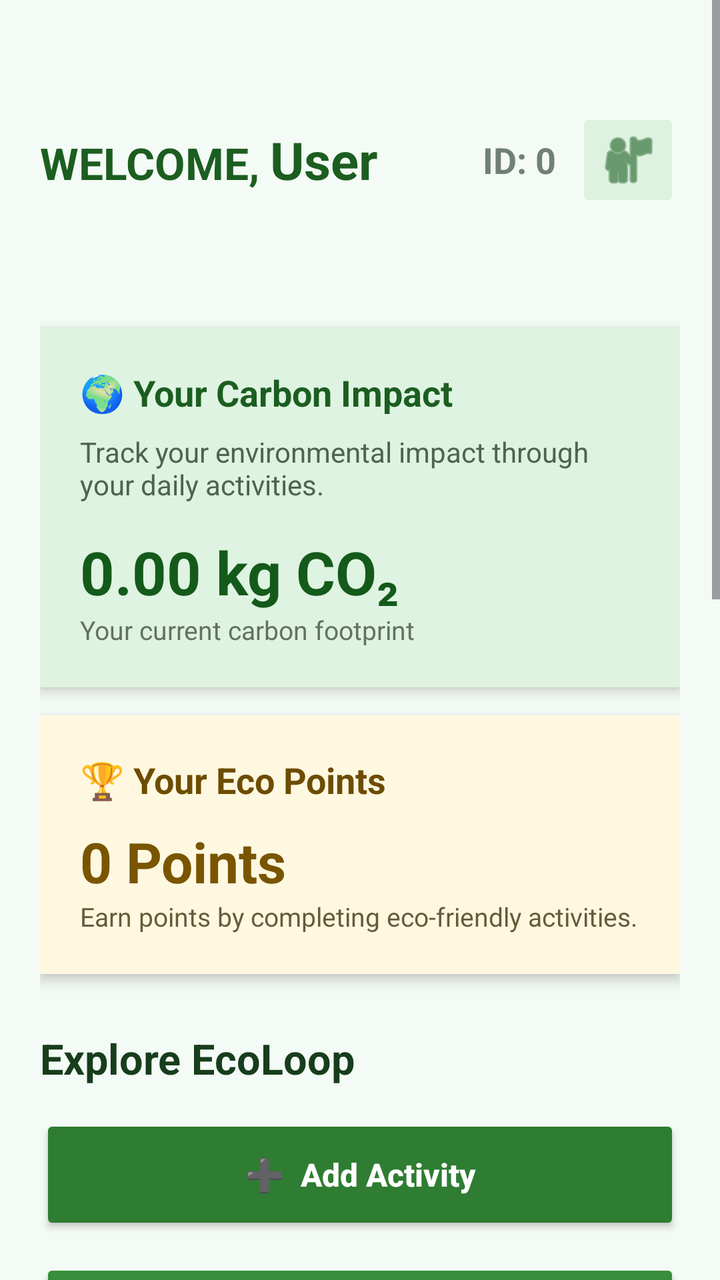
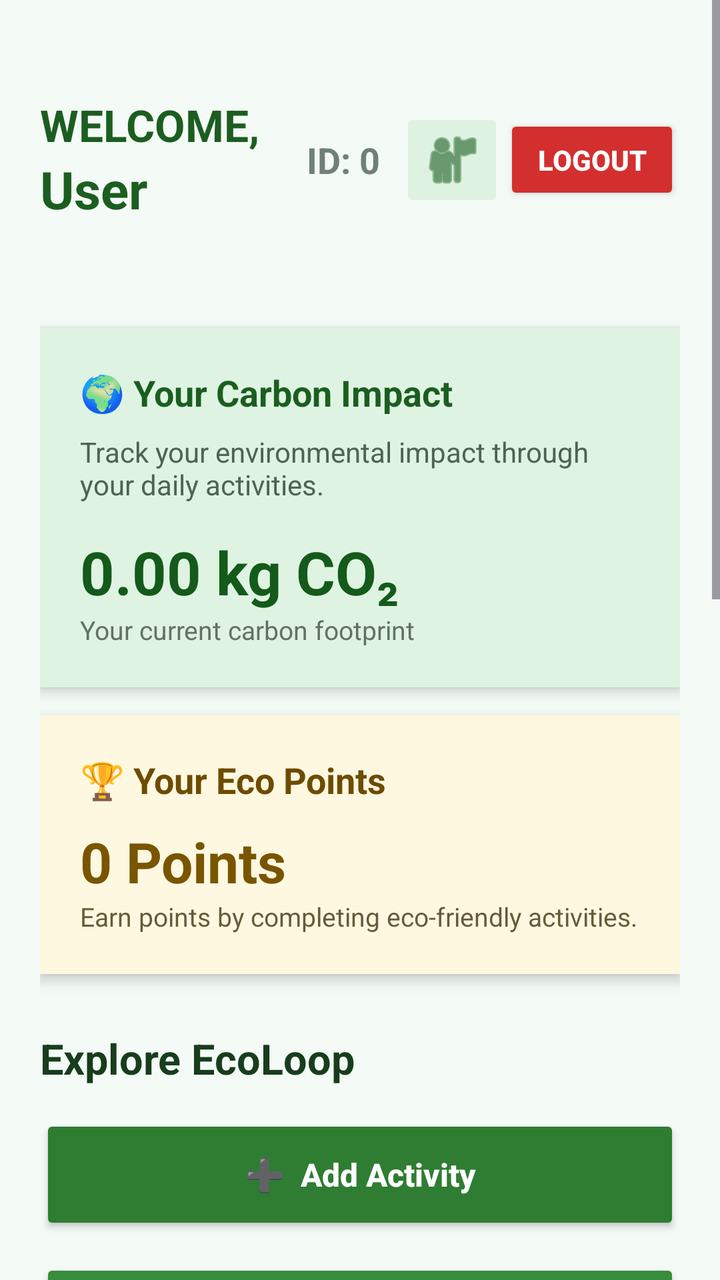

Screens rendered from an Android XML layout before and after an edit, with the pre-edit source and the edit as a unified diff.
<!-- AndroidManifest.xml: application theme Theme.EcoLoop -->
<!-- res/layout/activity_main4.xml -->
<?xml version="1.0" encoding="utf-8"?>
<ScrollView
    xmlns:android="http://schemas.android.com/apk/res/android"
    android:layout_width="match_parent"
    android:layout_height="match_parent"
    android:fillViewport="true"
    android:background="#F4FAF5">

    <LinearLayout
        android:layout_width="match_parent"
        android:layout_height="wrap_content"
        android:orientation="vertical"
        android:padding="20dp">


        
        
        

        <LinearLayout
            android:layout_width="match_parent"
            android:layout_height="120dp"
            android:gravity="center_vertical"
            android:orientation="horizontal">

            <LinearLayout
                android:layout_width="0dp"
                android:layout_height="wrap_content"
                android:layout_weight="1"
                android:orientation="horizontal">

                <TextView
                    android:layout_width="wrap_content"
                    android:layout_height="wrap_content"
                    android:text="WELCOME, "
                    android:textStyle="bold"
                    android:textSize="22sp"
                    android:textColor="#1B5E20" />

                <TextView
                    android:id="@+id/txtUserName"
                    android:layout_width="wrap_content"
                    android:layout_height="wrap_content"
                    android:text="User"
                    android:textColor="#1B5E20"
                    android:textSize="26sp"
                    android:textStyle="bold" />

            </LinearLayout>


            <TextView
                android:id="@+id/txtUserId"
                android:layout_width="wrap_content"
                android:layout_height="wrap_content"
                android:layout_marginEnd="10dp"
                android:text="ID: 0"
                android:textColor="#718074"
                android:textSize="18sp"
                android:textStyle="bold" />


            <ImageButton
                android:id="@+id/btnProfile"
                android:layout_width="52dp"
                android:layout_height="52dp"
                android:backgroundTint="#DDF2E0"
                android:contentDescription="Profile"
                android:padding="12dp"
                android:src="@android:drawable/ic_menu_myplaces"
                android:tint="#1B5E20" />

        </LinearLayout>


        
        
        

        <LinearLayout
            android:layout_width="match_parent"
            android:layout_height="wrap_content"
            android:layout_marginTop="24dp"
            android:background="#DFF3E2"
            android:elevation="4dp"
            android:orientation="vertical"
            android:padding="20dp">

            <TextView
                android:layout_width="wrap_content"
                android:layout_height="wrap_content"
                android:text="🌍 Your Carbon Impact"
                android:textColor="#1B5E20"
                android:textSize="18sp"
                android:textStyle="bold" />

            <TextView
                android:layout_width="match_parent"
                android:layout_height="wrap_content"
                android:layout_marginTop="8dp"
                android:text="Track your environmental impact through your daily activities."
                android:textColor="#4F6353"
                android:textSize="14sp" />

            <TextView
                android:id="@+id/txtCarbonFootprint"
                android:layout_width="wrap_content"
                android:layout_height="wrap_content"
                android:layout_marginTop="14dp"
                android:text="0.00 kg CO₂"
                android:textColor="#145A1A"
                android:textSize="30sp"
                android:textStyle="bold" />

            <TextView
                android:layout_width="wrap_content"
                android:layout_height="wrap_content"
                android:text="Your current carbon footprint"
                android:textColor="#617263"
                android:textSize="13sp" />

        </LinearLayout>


        
        
        

        <LinearLayout
            android:layout_width="match_parent"
            android:layout_height="wrap_content"
            android:layout_marginTop="14dp"
            android:background="#FFF8E1"
            android:elevation="4dp"
            android:orientation="vertical"
            android:padding="20dp">

            <TextView
                android:layout_width="wrap_content"
                android:layout_height="wrap_content"
                android:text="🏆 Your Eco Points"
                android:textColor="#6D4C00"
                android:textSize="18sp"
                android:textStyle="bold" />

            <TextView
                android:id="@+id/txtEarnedPoints"
                android:layout_width="wrap_content"
                android:layout_height="wrap_content"
                android:layout_marginTop="10dp"
                android:text="0 Points"
                android:textColor="#795500"
                android:textSize="28sp"
                android:textStyle="bold" />

            <TextView
                android:layout_width="wrap_content"
                android:layout_height="wrap_content"
                android:text="Earn points by completing eco-friendly activities."
                android:textColor="#665B3A"
                android:textSize="13sp" />

        </LinearLayout>


        
        
        

        <TextView
            android:layout_width="wrap_content"
            android:layout_height="wrap_content"
            android:layout_marginTop="28dp"
            android:text="Explore EcoLoop"
            android:textColor="#173D1C"
            android:textSize="21sp"
            android:textStyle="bold" />


        
        
        

        <Button
            android:id="@+id/btnAddActivity"
            android:layout_width="match_parent"
            android:layout_height="60dp"
            android:layout_marginTop="14dp"
            android:backgroundTint="#2E7D32"
            android:text="➕  Add Activity"
            android:textAllCaps="false"
            android:textColor="#FFFFFF"
            android:textSize="16sp"
            android:textStyle="bold" />


        
        
        

        <Button
            android:id="@+id/btnAIAdvisor"
            android:layout_width="match_parent"
            android:layout_height="60dp"
            android:layout_marginTop="12dp"
            android:backgroundTint="#388E3C"
            android:text="🤖  AI Carbon Advisor"
            android:textAllCaps="false"
            android:textColor="#FFFFFF"
            android:textSize="16sp"
            android:textStyle="bold" />


        
        
        

        <Button
            android:id="@+id/btnCircular"
            android:layout_width="match_parent"
            android:layout_height="60dp"
            android:layout_marginTop="12dp"
            android:backgroundTint="#43A047"
            android:text="♻  Circular Actions"
            android:textAllCaps="false"
            android:textColor="#FFFFFF"
            android:textSize="16sp"
            android:textStyle="bold" />


        
        
        

        <Button
            android:id="@+id/btnBeforeBuy"
            android:layout_width="match_parent"
            android:layout_height="60dp"
            android:layout_marginTop="12dp"
            android:backgroundTint="#558B2F"
            android:text="🛒  Before You Buy"
            android:textAllCaps="false"
            android:textColor="#FFFFFF"
            android:textSize="16sp"
            android:textStyle="bold" />


        
        
        

        <Button
            android:id="@+id/btnRecycling"
            android:layout_width="match_parent"
            android:layout_height="60dp"
            android:layout_marginTop="12dp"
            android:backgroundTint="#689F38"
            android:text="♻  Recycling Map"
            android:textAllCaps="false"
            android:textColor="#FFFFFF"
            android:textSize="16sp"
            android:textStyle="bold" />


        
        
        

        <Button
            android:id="@+id/btnChallenges"
            android:layout_width="match_parent"
            android:layout_height="60dp"
            android:layout_marginTop="12dp"
            android:backgroundTint="#7CB342"
            android:text="🏆  Eco Challenges"
            android:textAllCaps="false"
            android:textColor="#FFFFFF"
            android:textSize="16sp"
            android:textStyle="bold" />


        
        
        

        <LinearLayout
            android:layout_width="match_parent"
            android:layout_height="wrap_content"
            android:layout_marginTop="20dp"
            android:background="#E8F5E9"
            android:elevation="3dp"
            android:orientation="vertical"
            android:padding="18dp">

            <TextView
                android:layout_width="match_parent"
                android:layout_height="wrap_content"
                android:text="📋 EcoLoop Guidelines"
                android:textColor="#1B5E20"
                android:textSize="19sp"
                android:textStyle="bold" />

            <TextView
                android:layout_width="match_parent"
                android:layout_height="wrap_content"
                android:layout_marginTop="10dp"
                android:text="Use genuine information and valid proof for all circular activities.&#10;&#10;Carbon footprint and government benefits are estimated/eligibility-based and may vary.&#10;&#10;Follow local recycling rules and use authorized recycling facilities.&#10;&#10;Small actions, when done consistently, create a bigger impact. 🌱♻️"
                android:textColor="#455A64"
                android:textSize="14sp"
                android:lineSpacingExtra="3dp" />

        </LinearLayout>


        
        
        

        <TextView
            android:layout_width="match_parent"
            android:layout_height="wrap_content"
            android:layout_marginTop="28dp"
            android:layout_marginBottom="20dp"
            android:gravity="center"
            android:text="🌱 Small actions • Better future • EcoLoop"
            android:textColor="#718074"
            android:textSize="13sp" />

    </LinearLayout>

</ScrollView>
<!-- resources referenced by this layout -->
<resources>
  <style name="Theme.EcoLoop" parent="Base.Theme.EcoLoop" />
  <style name="Base.Theme.EcoLoop" parent="Theme.Material3.DayNight.NoActionBar">
          
          
      </style>
</resources>

<!-- the commit's change to res/layout/activity_main4.xml (unified diff, before → after) -->
@@ -27,7 +27,7 @@
                 android:layout_width="0dp"
                 android:layout_height="wrap_content"
                 android:layout_weight="1"
-                android:orientation="horizontal">
+                android:orientation="vertical">
 
                 <TextView
                     android:layout_width="wrap_content"
@@ -69,6 +69,17 @@
                 android:padding="12dp"
                 android:src="@android:drawable/ic_menu_myplaces"
                 android:tint="#1B5E20" />
+            <Button
+                android:id="@+id/btnLogout"
+                android:layout_width="wrap_content"
+                android:layout_height="45dp"
+                android:text="Logout"
+                android:textSize="14sp"
+                android:textStyle="bold"
+                android:textColor="@android:color/white"
+                android:backgroundTint="#D32F2F"
+                android:paddingStart="12dp"
+                android:paddingEnd="12dp" />
 
         </LinearLayout>
 
